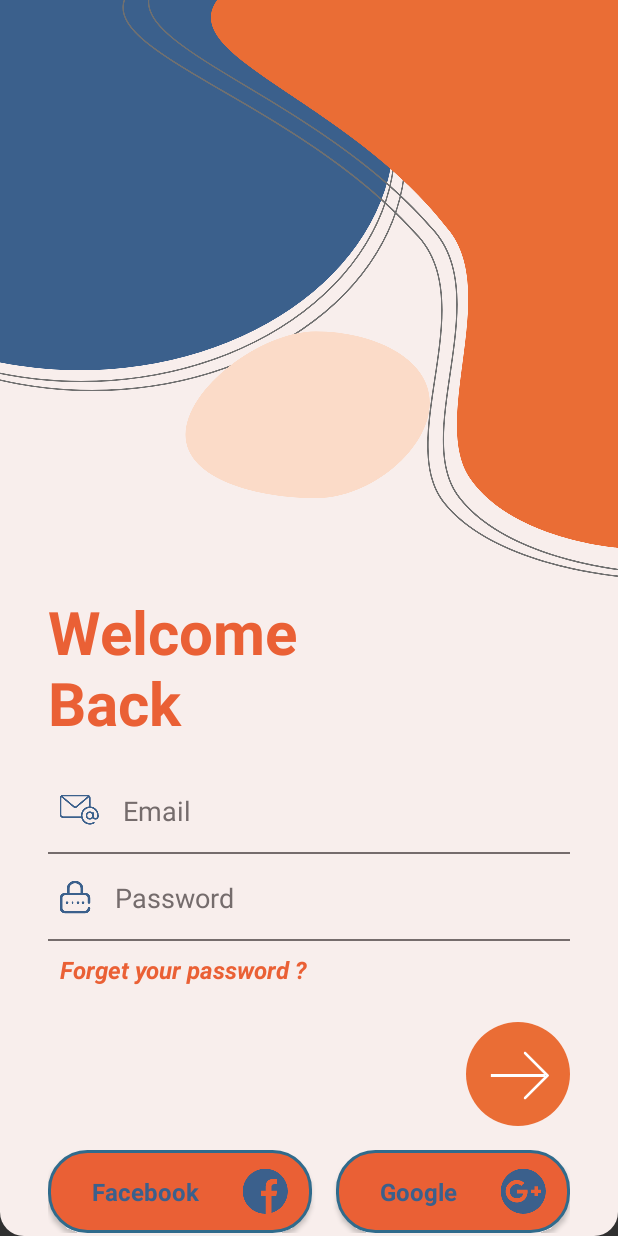
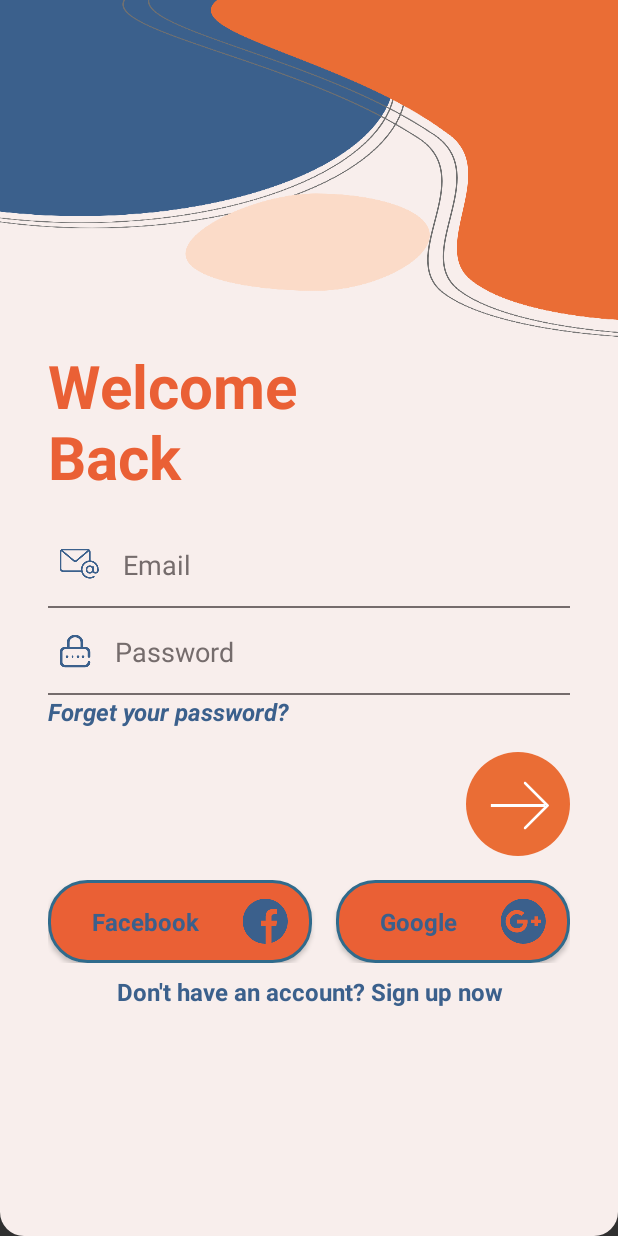
Before and after one commit to nbduong/MSA, an Android app: the screen it shows after launch (LoginActivity), on a phone screen of 412 x 824 dp. Run offline under Robolectric (Android 15) with nearby library versions, the phone set to English and light mode, and no system bars; our stand-ins replace Firebase (no records; nobody signed in at launch, a user with empty details on screens opened directly).

Commit message:
6/4/2023 - 10h

```diff
--- a/app/src/main/AndroidManifest.xml
+++ b/app/src/main/AndroidManifest.xml
@@ -39,8 +39,7 @@
         <activity
             android:name=".LoginActivity"
             android:exported="true"
-            android:screenOrientation="portrait"
-            android:windowSoftInputMode="stateAlwaysHidden|adjustResize" >
+            android:windowSoftInputMode="adjustResize" >
             <intent-filter>
                 <action android:name="android.intent.action.MAIN" />
 
--- a/app/src/main/res/layout/activity_login.xml
+++ b/app/src/main/res/layout/activity_login.xml
@@ -25,7 +25,7 @@
             <ImageView
                 android:id="@+id/imageView"
                 android:layout_width="match_parent"
-                android:layout_height="wrap_content"
+                android:layout_height="230dp"
                 android:scaleType="fitXY"
                 app:srcCompat="@drawable/top_background1" />
 
@@ -78,12 +78,11 @@
                 android:id="@+id/textViewForgetPassword"
                 android:layout_width="match_parent"
                 android:layout_height="wrap_content"
-                android:text="Forget your password ?"
-                android:textColor="#EA6035"
-                android:textStyle="italic|bold"
+                android:text="Forget your password?"
+                android:textStyle="bold|italic"
+                android:textColor="#3b608c"
+                android:layout_marginLeft="32dp"
                 android:textSize="16sp"
-                android:padding="8dp"
-                android:layout_marginStart="32dp"
                 />
             <ImageView
                 android:id="@+id/loginImageView"
```
